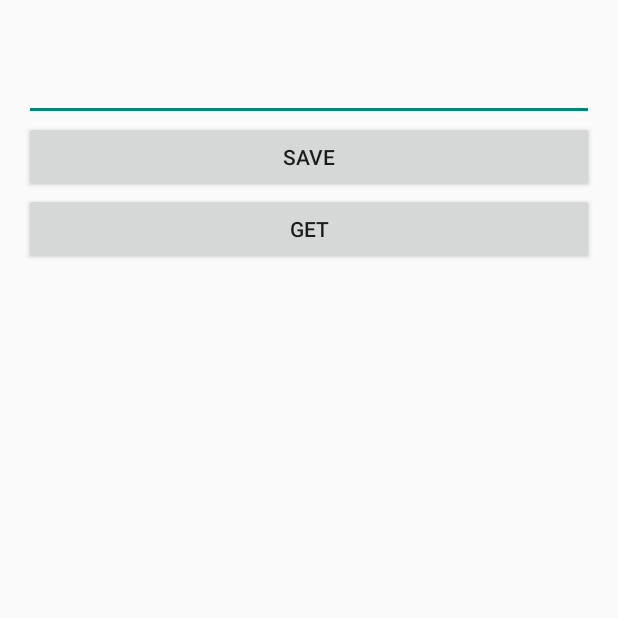
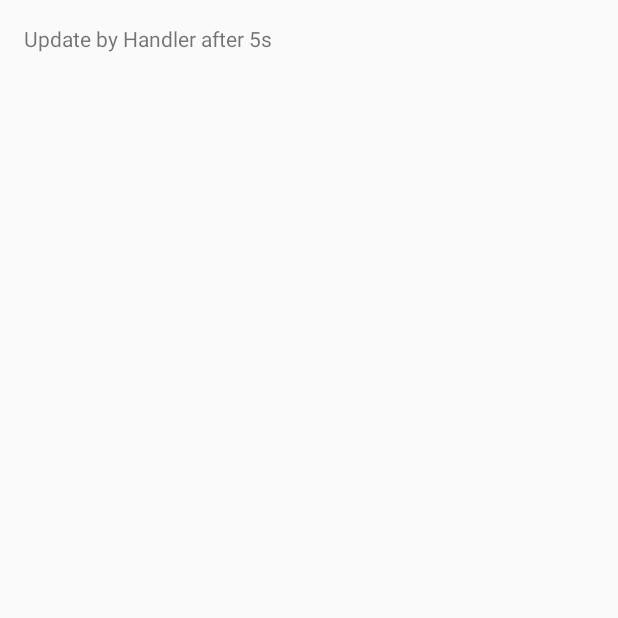
Before and after one commit to ngocmanh92/LoginScreen, an Android app: the screen it shows after launch (SdcardActivity before the commit, HandlerActivity after it), on a phone screen of 412 x 824 dp, the top half of it. Run offline under Robolectric (Android 15) with nearby library versions, the phone set to English and light mode, and no system bars.

Commit message:
http request, asynctask, handler

```diff
--- /dev/null
+++ b/app/src/main/java/com/example/myapplication/HandlerActivity.java
@@ -0,0 +1,62 @@
+package com.example.myapplication;
+
+import android.os.Handler;
+import android.os.Message;
+import android.os.SystemClock;
+import android.support.v7.app.ActionBarActivity;
+import android.os.Bundle;
+import android.view.Menu;
+import android.view.MenuItem;
+import android.view.View;
+import android.widget.TextView;
+import android.widget.Toast;
+
+public class HandlerActivity extends ActionBarActivity {
+
+    TextView textView;
+    Handler handler = new Handler(){
+        @Override
+        public void handleMessage(Message msg) {
+            super.handleMessage(msg);
+            Toast.makeText(HandlerActivity.this, "message: " + msg.what , Toast.LENGTH_LONG).show();
+        }
+    };
+    @Override
+    protected void onCreate(Bundle savedInstanceState) {
+        super.onCreate(savedInstanceState);
+        setContentView(R.layout.activity_handler);
+        textView = (TextView) findViewById(R.id.textview);
+
+        textView.setOnClickListener(new View.OnClickListener() {
+            @Override
+            public void onClick(View view) {
+                handler.sendEmptyMessage(10);
+            }
+        });
+        handler.post(new Runnable() {
+            @Override
+            public void run() {
+                textView.setText("Update by Handler");
+            }
+        });
+        boolean postAtTime = handler.postAtTime(new Runnable() {
+            @Override
+            public void run() {
+                textView.setText("Update by Handler after 5s");
+
+            }
+        }, SystemClock.uptimeMillis() + 5000);
+        Toast.makeText(HandlerActivity.this, "postAtTime: " + postAtTime , Toast.LENGTH_LONG).show();
+
+        handler.postDelayed(new Runnable() {
+            @Override
+            public void run() {
+                textView.setText("Update by Handler after 10s");
+
+            }
+        }, 10000);
+
+    }
+
+
+}
--- /dev/null
+++ b/app/src/main/res/layout/activity_handler.xml
@@ -0,0 +1,14 @@
+<RelativeLayout xmlns:android="http://schemas.android.com/apk/res/android"
+    xmlns:tools="http://schemas.android.com/tools" android:layout_width="match_parent"
+    android:layout_height="match_parent" android:paddingLeft="@dimen/activity_horizontal_margin"
+    android:paddingRight="@dimen/activity_horizontal_margin"
+    android:paddingTop="@dimen/activity_vertical_margin"
+    android:paddingBottom="@dimen/activity_vertical_margin"
+    tools:context="com.example.myapplication.HandlerActivity">
+
+    <TextView
+        android:id="@+id/textview"
+        android:text="@string/hello_world" android:layout_width="wrap_content"
+        android:layout_height="wrap_content" />
+
+</RelativeLayout>
--- a/app/src/main/res/values/strings.xml
+++ b/app/src/main/res/values/strings.xml
@@ -21,4 +21,6 @@
     <string name="title_activity_database">DatabaseActivity</string>
     <string name="title_activity_contacts">ContactsActivity</string>
     <string name="title_activity_shared_preference">SharedPreferenceActivity</string>
+    <string name="title_activity_async_task">AsyncTaskActivity</string>
+    <string name="title_activity_handler">HandlerActivity</string>
 </resources>
```
Also changed, not shown: app/src/main/AndroidManifest.xml (+9 -2 lines), app/src/main/java/com/example/myapplication/AsyncTaskActivity.java (added, +119 -0 lines), app/src/main/java/com/example/myapplication/model/BloggerPost.java (added, +15 -0 lines), app/src/main/java/com/example/myapplication/model/BloggerPostList.java (added, +10 -0 lines), app/src/main/res/layout/activity_async_task.xml (added, +24 -0 lines), app/src/main/res/menu/menu_async_task.xml (added, +7 -0 lines), app/src/main/res/menu/menu_handler.xml (added, +7 -0 lines), 1 other file.
